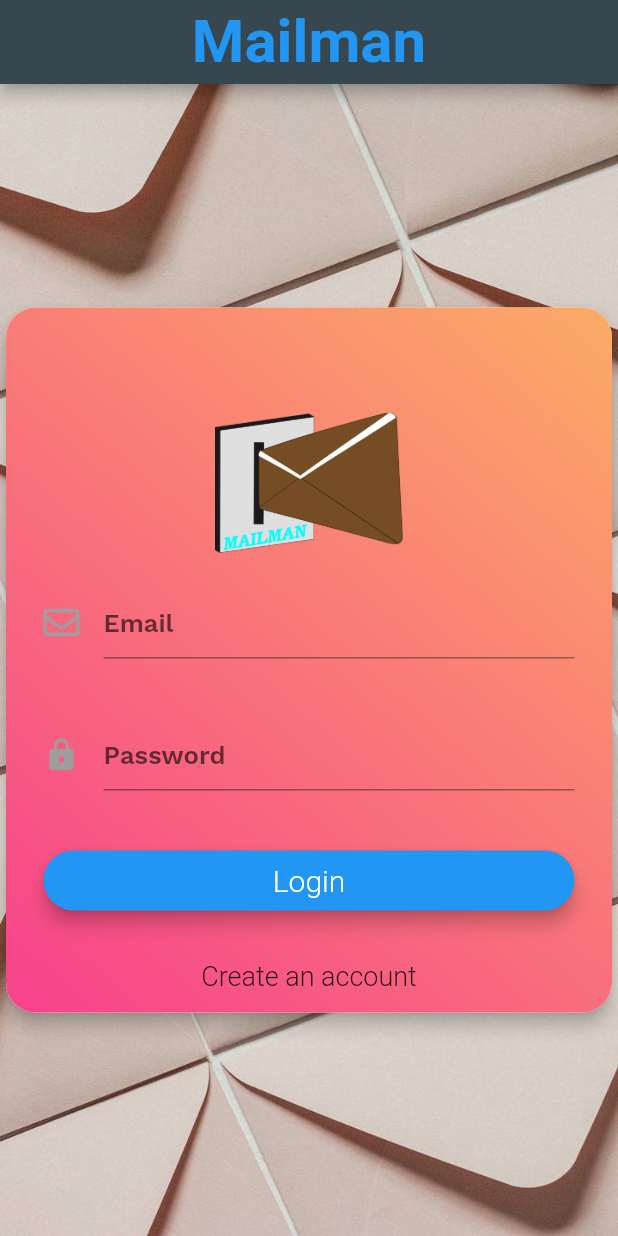
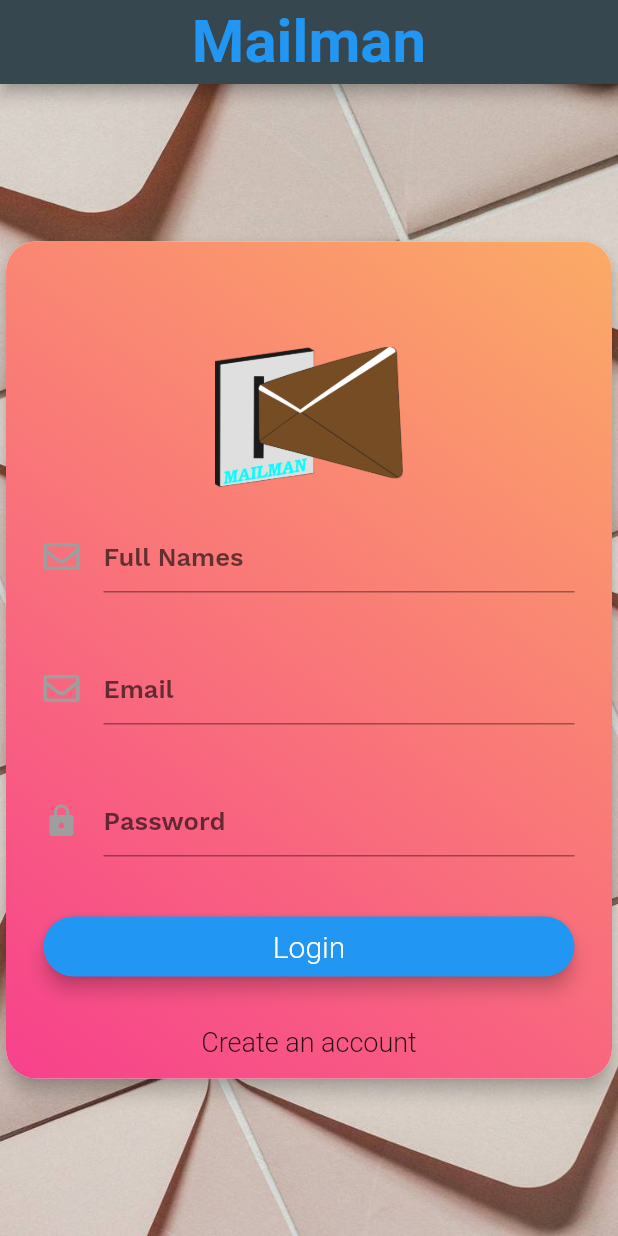
Before and after one commit to JustinWeru12/Mailme, a Flutter app: the screen it shows after launch, on a phone screen of 412 x 824 dp. Run offline on Flutter 3.47's test engine with Material 2 defaults, Android fonts, the phone set to English and light mode, and no system bars; our stand-ins replace cloud_firestore, dropdown_formfield, firebase_auth, flutter_spinkit, font_awesome_flutter; accounts and stored records are empty; Roboto replaces fonts that are missing (WorkSans-Bold); project files that could hold a hidden picture were left out.

```diff
--- a/lib/models/crud.dart
+++ b/lib/models/crud.dart
@@ -28,7 +28,7 @@ class CrudMethods {
   }
 
   getData() async{
-    return await Firestore.instance.collection('letters').snapshots();
+    return await Firestore.instance.collection('letters').where("status", isEqualTo: "Received").snapshots();
   }
   getProfile() async{
     return await Firestore.instance.collection('profile').snapshots();
--- a/lib/models/letter.dart
+++ b/lib/models/letter.dart
@@ -54,7 +54,7 @@ class Letter {
   }
 
   Stream<List<LetterDetails>> get letters {
-    return lettersCollection.snapshots().map(_letterListFromSnapshot);
+    return lettersCollection.where("sBox", isEqualTo: "gf").snapshots().map(_letterListFromSnapshot);
   }
 
   Stream<UserData> get userData{
--- a/lib/pages/login_signup_page.dart
+++ b/lib/pages/login_signup_page.dart
@@ -18,6 +18,7 @@ class _LoginSignupPageState extends State<LoginSignupPage> {
   final _formKey = new GlobalKey<FormState>();
 
   String _email;
+  String _name;
   String _password;
   String _errorMessage;
 
@@ -44,10 +45,10 @@ class _LoginSignupPageState extends State<LoginSignupPage> {
       String userId = "";
       try {
         if (_isLoginForm) {
-          userId = await widget.auth.signIn(_email, _password);
+          userId = await widget.auth.signIn(_email, _password, _name);
           print('Signed in: $userId');
         } else {
-          userId = await widget.auth.signUp(_email, _password);
+          userId = await widget.auth.signUp(_email, _password, _name);
           //widget.auth.sendEmailVerification();
           //_showVerifyEmailSentDialog();
           print('Signed up user: $userId');
@@ -193,6 +194,7 @@ class _LoginSignupPageState extends State<LoginSignupPage> {
                 shrinkWrap: true,
                 children: <Widget>[
                   showLogo(),
+                  showNameinput(),
                   showEmailInput(),
                   showPasswordInput(),
                   showPrimaryButton(),
@@ -234,6 +236,31 @@ class _LoginSignupPageState extends State<LoginSignupPage> {
           radius: 48.0,
           child: Image.asset('assets/login_logo.png'),
         ),
+      ),
+    );
+  }
+  Widget showNameinput() {
+    return Padding(
+      padding: const EdgeInsets.only(
+          top: 20.0, bottom: 20.0, left: 25.0, right: 25.0),
+      child: new TextFormField(
+        maxLines: 1,
+        keyboardType: TextInputType.emailAddress,
+        style: TextStyle(
+            fontFamily: "WorkSansSemiBold",
+            fontSize: 16.0,
+            color: Colors.black),
+        autofocus: false,
+        decoration: new InputDecoration(
+            hintText: 'Full Names',
+            hintStyle:
+                TextStyle(fontFamily: "WorkSansSemiBold", fontSize: 17.0),
+            icon: new Icon(
+              FontAwesomeIcons.envelope,
+              color: Colors.grey,
+            )),
+        validator: (value) => value.isEmpty ? 'Please Enter Your Full Names' : null,
+        onSaved: (value) => _name = value.trim(),
       ),
     );
   }
```
Also changed, not shown: lib/models/profile.dart (+10 -59 lines), lib/models/profile_tile.dart (deleted, +0 -28 lines), lib/models/profiledetails.dart (deleted, +0 -9 lines), lib/pages/profile.dart (+31 -21 lines), lib/pages/profile_list.dart (deleted, +0 -25 lines), lib/services/authentication.dart (+31 -8 lines), pubspec.yaml (+10 -0 lines), pubspec.lock.
